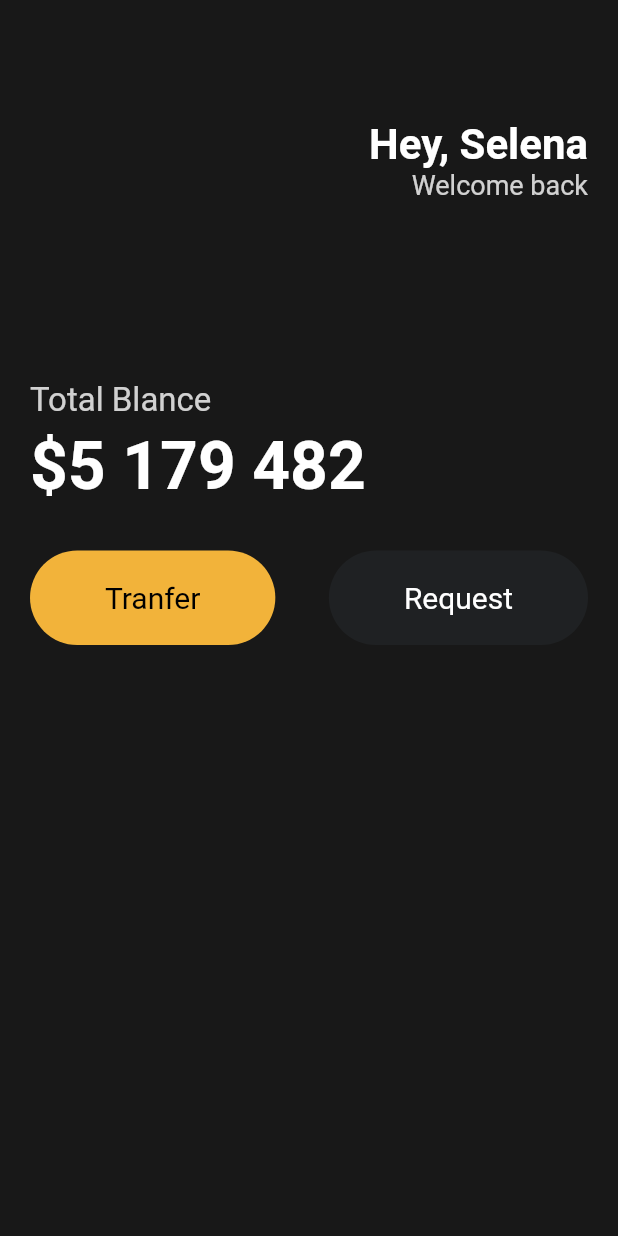
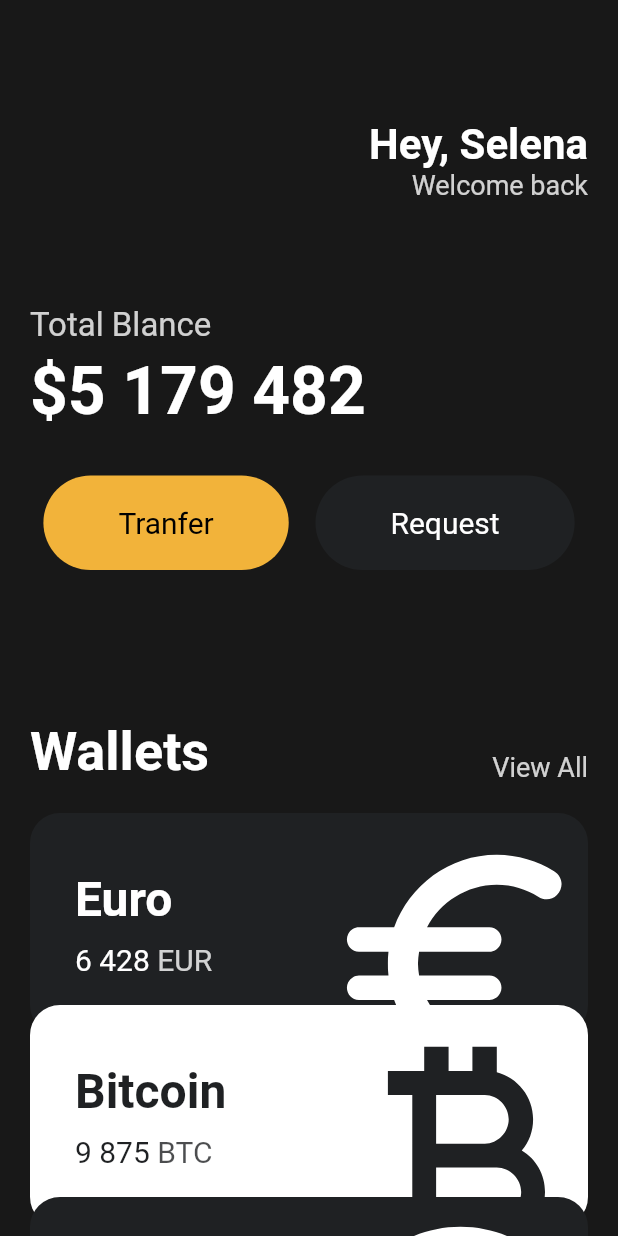
Before and after one commit to cji82/toonflix, a Flutter app: the screen it shows after launch, on a phone screen of 412 x 824 dp. Run offline on Flutter 3.47's test engine with Material 2 defaults, Android fonts, the phone set to English and light mode, and no system bars.

Commit message:
currency_card_order

```diff
--- a/lib/main.dart
+++ b/lib/main.dart
@@ -1,14 +1,8 @@
 import 'package:flutter/material.dart';
 import 'package:toonflix/widgets/Button.dart';
-
-class Player {
-  String? name;
-  Player({required this.name});
-}
+import 'package:toonflix/widgets/currency_card.dart';
 
 void main() {
-  var nico = Player(name: "nico");
-  print(nico.name);
   runApp(App());
 }
 
@@ -17,8 +11,9 @@ class App extends StatelessWidget {
   Widget build(BuildContext context) {
     return MaterialApp(
       home: Scaffold(
-          backgroundColor: const Color(0xFF181818),
-          body: Padding(
+        backgroundColor: const Color(0xFF181818),
+        body: SingleChildScrollView(
+          child: Padding(
             padding: const EdgeInsets.symmetric(horizontal: 20),
             child: Column(
               crossAxisAlignment: CrossAxisAlignment.start,
@@ -50,7 +45,7 @@ class App extends StatelessWidget {
                   ],
                 ),
                 const SizedBox(
-                  height: 120,
+                  height: 70,
                 ),
                 Text(
                   "Total Blance",
@@ -74,7 +69,7 @@ class App extends StatelessWidget {
                   height: 30,
                 ),
                 Row(
-                  mainAxisAlignment: MainAxisAlignment.spaceBetween,
+                  mainAxisAlignment: MainAxisAlignment.spaceAround,
                   children: const [
                     Button(
                       text: 'Tranfer',
@@ -88,9 +83,62 @@ class App extends StatelessWidget {
                     ),
                   ],
                 ),
+                const SizedBox(
+                  height: 100,
+                ),
+                Row(
+                  crossAxisAlignment: CrossAxisAlignment.end,
+                  mainAxisAlignment: MainAxisAlignment.spaceBetween,
+                  children: [
+                    const Text(
+                      'Wallets',
+                      style: TextStyle(
+                        color: Colors.white,
+                        fontSize: 36,
+                        fontWeight: FontWeight.w600,
+                      ),
+                    ),
+                    Text(
+                      'View All',
+                      style: TextStyle(
+                        color: Colors.white.withOpacity(0.8),
+                        fontSize: 18,
+                      ),
+                    ),
+                  ],
+                ),
+                const SizedBox(
+                  height: 20,
+                ),
+                const CurrencyCard(
+                  name: 'Euro',
+                  code: 'EUR',
+                  amount: '6 428',
+                  icon: Icons.euro_rounded,
+                  isInverted: false,
+                  oreder: 0,
+                ),
+                const CurrencyCard(
+                  name: 'Bitcoin',
+                  code: 'BTC',
+                  amount: '9 875',
+                  icon: Icons.currency_bitcoin,
+                  isInverted: true,
+                  oreder: 1,
+                ),
+                const CurrencyCard(
+                  name: 'Dollar',
+                  code: 'USD',
+                  amount: '5 272',
+                  icon: Icons.monetization_on_outlined,
+                  isInverted: false,
+                  oreder: 2,
+                ),
               ],
             ),
-          )),
+          ),
+        ),
+      ),
     );
   }
 }
--- /dev/null
+++ b/lib/widgets/currency_card.dart
@@ -0,0 +1,96 @@
+import 'package:flutter/material.dart';
+
+class CurrencyCard extends StatelessWidget {
+  final String name, code, amount;
+  final IconData icon;
+  final bool isInverted;
+  //final Offset isoffset;
+  final int? oreder;
+  final _blackColor = const Color(0xFF1F2123);
+
+  const CurrencyCard({
+    super.key,
+    required this.name,
+    required this.code,
+    required this.amount,
+    required this.icon,
+    required this.isInverted,
+    // required this.isoffset,
+    this.oreder,
+  });
+
+  @override
+  Widget build(BuildContext context) {
+    return Transform.translate(
+      offset: oreder == null ? const Offset(0, 0) : Offset(0, oreder! * -20),
+      child: Container(
+        clipBehavior: Clip.hardEdge,
+        decoration: BoxDecoration(
+          color: isInverted ? Colors.white : _blackColor,
+          borderRadius: BorderRadius.circular(20),
+        ),
+        child: Padding(
+          padding: const EdgeInsets.all(30),
+          child: Row(
+            mainAxisAlignment: MainAxisAlignment.spaceBetween,
+            children: [
+              Column(
+                crossAxisAlignment: CrossAxisAlignment.start,
+                children: [
+                  Text(
+                    name,
+                    style: TextStyle(
+                      color: isInverted ? _blackColor : Colors.white,
+                      fontSize: 32,
+                      fontWeight: FontWeight.w600,
+                    ),
+                  ),
+                  const SizedBox(
+                    height: 10,
+                  ),
+                  Row(
+                    children: [
+                      Text(
+                        amount,
+                        style: TextStyle(
+                          color: isInverted ? _blackColor : Colors.white,
+                          fontSize: 20,
+                        ),
+                      ),
+                      const SizedBox(
+                        width: 5,
+                      ),
+                      Text(
+                        code,
+                        style: TextStyle(
+                          color: isInverted
+                              ? _blackColor.withOpacity(0.8)
+                              : Colors.white.withOpacity(0.8),
+                          fontSize: 20,
+                        ),
+                      ),
+                    ],
+                  ),
+                ],
+              ),
+              Transform.scale(
+                scale: 2.2,
+                child: Transform.translate(
+                  offset: const Offset(
+                    -5,
+                    12,
+                  ),
+                  child: Icon(
+                    icon,
+                    color: isInverted ? _blackColor : Colors.white,
+                    size: 88,
+                  ),
+                ),
+              ),
+            ],
+          ),
+        ),
+      ),
+    );
+  }
+}
```
